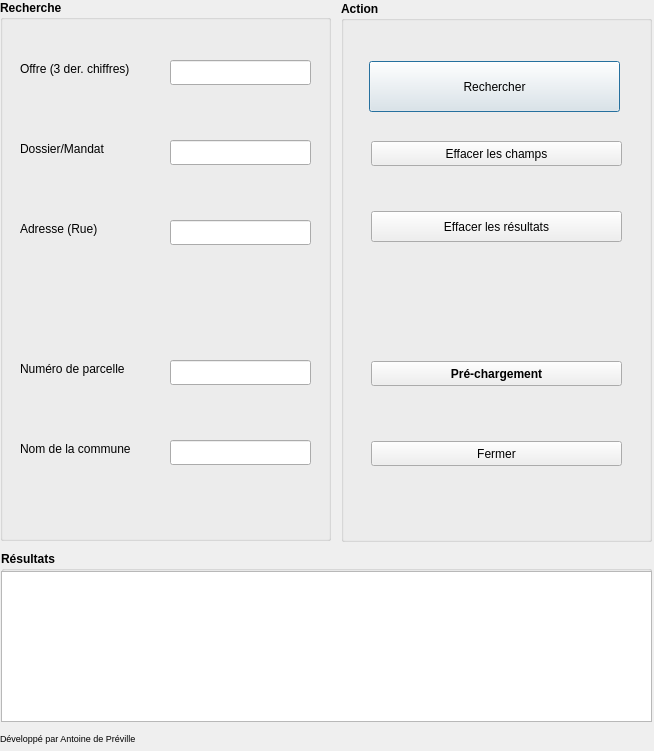
First picture: the form in jumelles_dialog_base.ui, repository AntoineDePreville/Jumelles, before the edit.
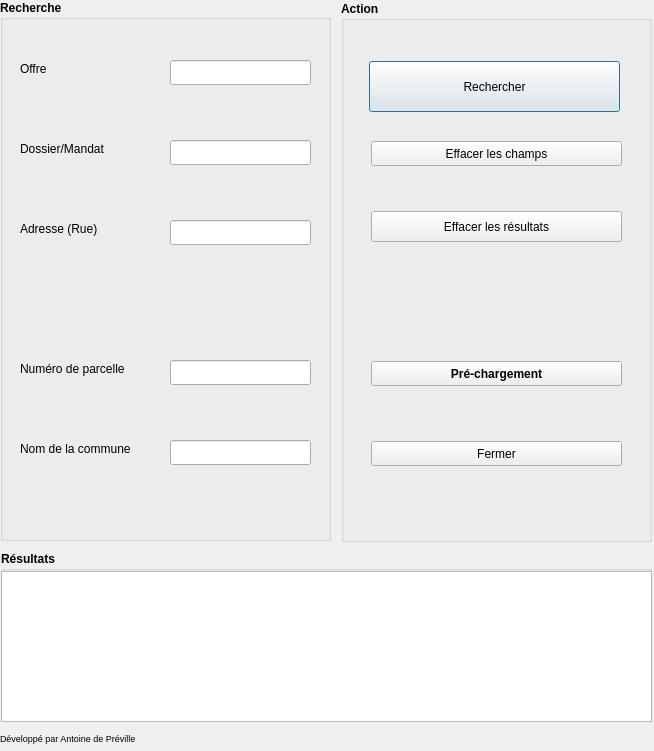
Second picture: the form after the edit.

Commit message: 1000s added to 'Offres' and README modified

Patch:
```diff
--- a/jumelles_dialog_base.ui
+++ b/jumelles_dialog_base.ui
@@ -199,7 +199,7 @@
      </font>
     </property>
     <property name="text">
-     <string>Offre (3 der. chiffres)</string>
+     <string>Offre</string>
     </property>
    </widget>
    <widget class="QLineEdit" name="lineEdit_offre">
@@ -355,7 +355,7 @@
     <rect>
      <x>0</x>
      <y>730</y>
-     <width>141</width>
+     <width>181</width>
      <height>17</height>
     </rect>
    </property>
```
